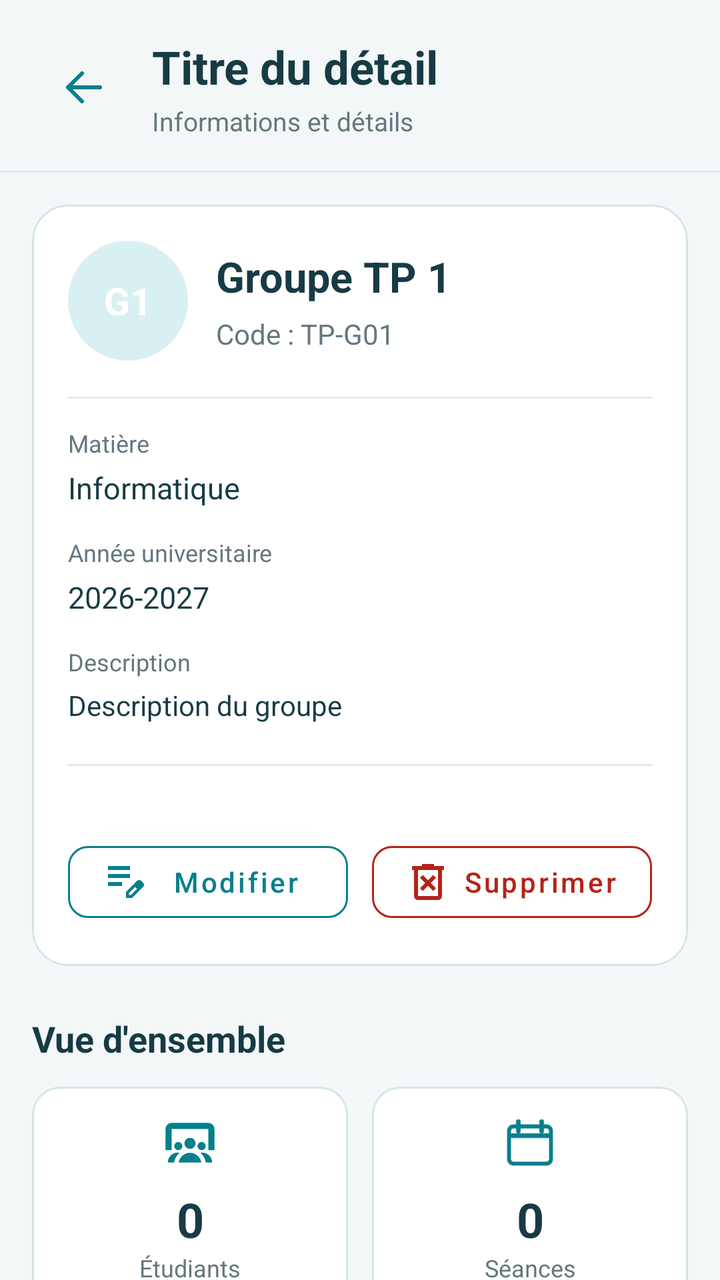
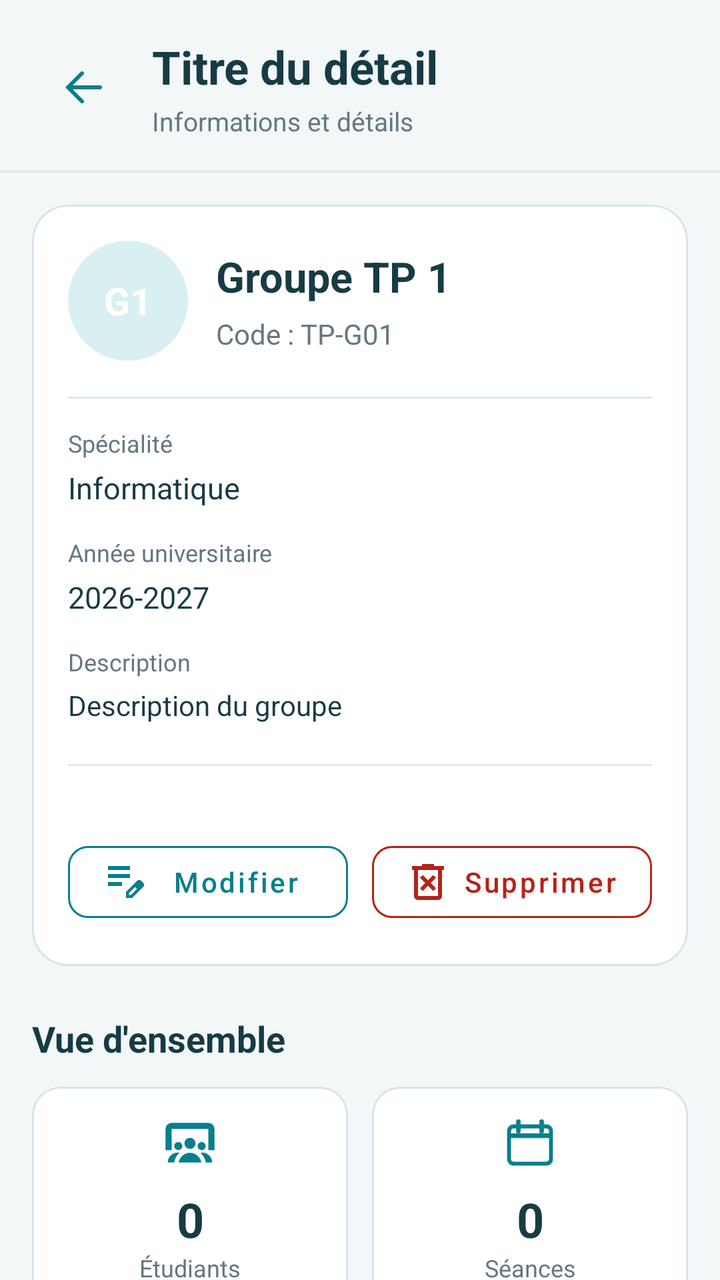

The first picture is an Android layout as it rendered before a commit; the second is the same layout after the commit. The layout source and the unified diff follow.
<!-- AndroidManifest.xml: application theme Theme.Praticum -->
<!-- res/layout/fragment_group_detail.xml -->
<?xml version="1.0" encoding="utf-8"?>
<LinearLayout
    xmlns:android="http://schemas.android.com/apk/res/android"
    xmlns:app="http://schemas.android.com/apk/res-auto"
    android:layout_width="match_parent"
    android:layout_height="match_parent"
    android:background="@color/screen_background"
    android:orientation="vertical">

    
    <include
        layout="@layout/layout_subscreen_header" />

    
    <ScrollView
        android:layout_width="match_parent"
        android:layout_height="0dp"
        android:layout_weight="1"
        android:background="@color/screen_background"
        android:fillViewport="false"
        android:clipToPadding="false"
        android:scrollbars="none">

        <LinearLayout
            android:layout_width="match_parent"
            android:layout_height="wrap_content"
            android:orientation="vertical"
            android:paddingStart="16dp"
            android:paddingTop="16dp"
            android:paddingEnd="16dp"
            android:paddingBottom="20dp">

            
            <com.google.android.material.card.MaterialCardView
                android:layout_width="match_parent"
                android:layout_height="wrap_content"
                app:cardBackgroundColor="@color/white"
                app:cardCornerRadius="18dp"
                app:cardElevation="0dp"
                app:strokeColor="@color/color_outline"
                app:strokeWidth="1dp">

                <LinearLayout
                    android:layout_width="match_parent"
                    android:layout_height="wrap_content"
                    android:orientation="vertical"
                    android:padding="18dp">

                    <LinearLayout
                        android:layout_width="match_parent"
                        android:layout_height="wrap_content"
                        android:gravity="center_vertical"
                        android:orientation="horizontal">

                        <TextView
                            android:id="@+id/tvGroupDetailInitials"
                            android:layout_width="60dp"
                            android:layout_height="60dp"
                            android:background="@drawable/bg_profile_circle"
                            android:gravity="center"
                            android:text="G1"
                            android:textColor="@color/white"
                            android:textSize="19sp"
                            android:textStyle="bold" />

                        <LinearLayout
                            android:layout_width="0dp"
                            android:layout_height="wrap_content"
                            android:layout_marginStart="14dp"
                            android:layout_weight="1"
                            android:orientation="vertical">

                            <TextView
                                android:id="@+id/tvGroupDetailName"
                                android:layout_width="match_parent"
                                android:layout_height="wrap_content"
                                android:text="Groupe TP 1"
                                android:textColor="@color/text_primary"
                                android:textSize="21sp"
                                android:textStyle="bold" />

                            <TextView
                                android:id="@+id/tvGroupDetailCode"
                                android:layout_width="match_parent"
                                android:layout_height="wrap_content"
                                android:layout_marginTop="5dp"
                                android:text="Code : TP-G01"
                                android:textColor="@color/text_secondary"
                                android:textSize="14sp" />

                        </LinearLayout>

                    </LinearLayout>

                    <View
                        android:layout_width="match_parent"
                        android:layout_height="1dp"
                        android:layout_marginTop="18dp"
                        android:layout_marginBottom="14dp"
                        android:background="@color/color_divider" />

                    <TextView
                        android:layout_width="match_parent"
                        android:layout_height="wrap_content"
                        android:text="Matière"
                        android:textColor="@color/text_secondary"
                        android:textSize="12sp" />

                    <TextView
                        android:id="@+id/tvGroupDetailSubject"
                        android:layout_width="match_parent"
                        android:layout_height="wrap_content"
                        android:layout_marginTop="4dp"
                        android:text="Informatique"
                        android:textColor="@color/text_primary"
                        android:textSize="15sp" />

                    <TextView
                        android:layout_width="match_parent"
                        android:layout_height="wrap_content"
                        android:layout_marginTop="14dp"
                        android:text="Année universitaire"
                        android:textColor="@color/text_secondary"
                        android:textSize="12sp" />

                    <TextView
                        android:id="@+id/tvGroupDetailAcademicYear"
                        android:layout_width="match_parent"
                        android:layout_height="wrap_content"
                        android:layout_marginTop="4dp"
                        android:text="2026-2027"
                        android:textColor="@color/text_primary"
                        android:textSize="15sp" />

                    <LinearLayout
                        android:id="@+id/layoutGroupDetailDescription"
                        android:layout_width="match_parent"
                        android:layout_height="wrap_content"
                        android:orientation="vertical">

                        <TextView
                            android:layout_width="match_parent"
                            android:layout_height="wrap_content"
                            android:layout_marginTop="14dp"
                            android:text="Description"
                            android:textColor="@color/text_secondary"
                            android:textSize="12sp" />

                        <TextView
                            android:id="@+id/tvGroupDetailDescription"
                            android:layout_width="match_parent"
                            android:layout_height="wrap_content"
                            android:layout_marginTop="4dp"
                            android:text="Description du groupe"
                            android:textColor="@color/text_primary"
                            android:textSize="14sp" />

                    </LinearLayout>

                    
                    <View
                        android:layout_width="match_parent"
                        android:layout_height="1dp"
                        android:layout_marginTop="20dp"
                        android:layout_marginBottom="16dp"
                        android:background="@color/color_divider" />


                    
                    <LinearLayout
                        android:layout_width="match_parent"
                        android:layout_height="wrap_content"
                        android:layout_marginTop="18dp"
                        android:orientation="horizontal"
                        android:gravity="center_vertical">

                        
                        <com.google.android.material.button.MaterialButton
                            android:id="@+id/btnEditGroupDetails"
                            style="@style/Widget.MaterialComponents.Button.OutlinedButton"
                            android:layout_width="0dp"
                            android:layout_height="wrap_content"
                            android:layout_weight="1"
                            android:layout_marginEnd="6dp"
                            android:minHeight="48dp"
                            android:text="Modifier"
                            android:textAllCaps="false"
                            android:textColor="@color/primary"
                            android:textSize="14sp"
                            app:cornerRadius="10dp"
                            app:icon="@drawable/ic_edit"
                            app:iconTint="@color/primary"
                            app:strokeColor="@color/primary" />

                        
                        <com.google.android.material.button.MaterialButton
                            android:id="@+id/btnDeleteGroupDetails"
                            style="@style/Widget.MaterialComponents.Button.OutlinedButton"
                            android:layout_width="0dp"
                            android:layout_height="wrap_content"
                            android:layout_weight="1"
                            android:layout_marginStart="6dp"
                            android:minHeight="48dp"
                            android:text="Supprimer"
                            android:textAllCaps="false"
                            android:textColor="#B42318"
                            android:textSize="14sp"
                            app:cornerRadius="10dp"
                            app:icon="@drawable/ic_delete"
                            app:iconTint="#B42318"
                            app:strokeColor="#B42318" />

                    </LinearLayout>

                </LinearLayout>

            </com.google.android.material.card.MaterialCardView>

            
            <TextView
                android:layout_width="match_parent"
                android:layout_height="wrap_content"
                android:layout_marginTop="24dp"
                android:layout_marginBottom="12dp"
                android:text="Vue d'ensemble"
                android:textColor="@color/text_primary"
                android:textSize="18sp"
                android:textStyle="bold" />

            <LinearLayout
                android:layout_width="match_parent"
                android:layout_height="wrap_content"
                android:orientation="horizontal">

                <com.google.android.material.card.MaterialCardView
                    android:layout_width="0dp"
                    android:layout_height="wrap_content"
                    android:layout_marginEnd="6dp"
                    android:layout_weight="1"
                    app:cardBackgroundColor="@color/white"
                    app:cardCornerRadius="14dp"
                    app:cardElevation="0dp"
                    app:strokeColor="@color/color_outline"
                    app:strokeWidth="1dp">

                    <LinearLayout
                        android:layout_width="match_parent"
                        android:layout_height="wrap_content"
                        android:gravity="center"
                        android:orientation="vertical"
                        android:padding="14dp">

                        <ImageView
                            android:layout_width="28dp"
                            android:layout_height="28dp"
                            android:contentDescription=" "
                            android:src="@drawable/ic_groups_24"
                            app:tint="@color/primary" />

                        <TextView
                            android:id="@+id/tvGroupDetailStudentCount"
                            android:layout_width="match_parent"
                            android:layout_height="wrap_content"
                            android:layout_marginTop="8dp"
                            android:gravity="center"
                            android:text="0"
                            android:textColor="@color/text_primary"
                            android:textSize="24sp"
                            android:textStyle="bold" />

                        <TextView
                            android:layout_width="match_parent"
                            android:layout_height="wrap_content"
                            android:gravity="center"
                            android:text="Étudiants"
                            android:textColor="@color/text_secondary"
                            android:textSize="12sp" />

                    </LinearLayout>

                </com.google.android.material.card.MaterialCardView>

                <com.google.android.material.card.MaterialCardView
                    android:layout_width="0dp"
                    android:layout_height="wrap_content"
                    android:layout_marginStart="6dp"
                    android:layout_weight="1"
                    app:cardBackgroundColor="@color/white"
                    app:cardCornerRadius="14dp"
                    app:cardElevation="0dp"
                    app:strokeColor="@color/color_outline"
                    app:strokeWidth="1dp">

                    <LinearLayout
                        android:layout_width="match_parent"
                        android:layout_height="wrap_content"
                        android:gravity="center"
                        android:orientation="vertical"
                        android:padding="14dp">

                        <ImageView
                            android:layout_width="28dp"
                            android:layout_height="28dp"
                            android:contentDescription=" "
                            android:src="@drawable/ic_calendar"
                            app:tint="@color/primary" />

                        <TextView
                            android:id="@+id/tvGroupDetailSessionCount"
                            android:layout_width="match_parent"
                            android:layout_height="wrap_content"
                            android:layout_marginTop="8dp"
                            android:gravity="center"
                            android:text="0"
                            android:textColor="@color/text_primary"
                            android:textSize="24sp"
                            android:textStyle="bold" />

                        <TextView
                            android:layout_width="match_parent"
                            android:layout_height="wrap_content"
                            android:gravity="center"
                            android:text="Séances"
                            android:textColor="@color/text_secondary"
                            android:textSize="12sp" />

                    </LinearLayout>

                </com.google.android.material.card.MaterialCardView>

            </LinearLayout>

            
            <com.google.android.material.card.MaterialCardView
                android:id="@+id/cardGroupDetailAttendance"
                android:layout_width="match_parent"
                android:layout_height="wrap_content"
                android:layout_marginTop="12dp"
                android:clickable="true"
                android:focusable="true"
                android:foreground="?attr/selectableItemBackground"
                app:cardBackgroundColor="@color/white"
                app:cardCornerRadius="14dp"
                app:cardElevation="0dp"
                app:strokeColor="@color/color_outline"
                app:strokeWidth="1dp">

                <LinearLayout
                    android:layout_width="match_parent"
                    android:layout_height="wrap_content"
                    android:gravity="center_vertical"
                    android:orientation="horizontal"
                    android:padding="16dp">

                    <ImageView
                        android:layout_width="42dp"
                        android:layout_height="42dp"
                        android:background="@drawable/bg_menu_selected"
                        android:contentDescription=" "
                        android:padding="10dp"
                        android:src="@drawable/ic_check_circle"
                        app:tint="@color/primary" />

                    <LinearLayout
                        android:layout_width="0dp"
                        android:layout_height="wrap_content"
                        android:layout_marginStart="12dp"
                        android:layout_weight="1"
                        android:orientation="vertical">

                        <TextView
                            android:layout_width="match_parent"
                            android:layout_height="wrap_content"
                            android:text="Suivi des présences"
                            android:textColor="@color/text_primary"
                            android:textSize="15sp"
                            android:textStyle="bold" />

                        <TextView
                            android:id="@+id/tvGroupDetailAttendanceStatus"
                            android:layout_width="match_parent"
                            android:layout_height="wrap_content"
                            android:layout_marginTop="4dp"
                            android:text="État des saisies à charger"
                            android:textColor="@color/text_secondary"
                            android:textSize="12sp" />

                    </LinearLayout>

                    <ImageView
                        android:layout_width="24dp"
                        android:layout_height="24dp"
                        android:contentDescription="Accéder aux présences"
                        android:src="@drawable/ic_chevron_right"
                        app:tint="@color/text_secondary" />

                </LinearLayout>

            </com.google.android.material.card.MaterialCardView>

            
            <TextView
                android:layout_width="match_parent"
                android:layout_height="wrap_content"
                android:layout_marginTop="24dp"
                android:layout_marginBottom="12dp"
                android:text="Accès rapides"
                android:textColor="@color/text_primary"
                android:textSize="18sp"
                android:textStyle="bold" />

            
            <com.google.android.material.card.MaterialCardView
                android:id="@+id/cardGroupDetailStudents"
                android:layout_width="match_parent"
                android:layout_height="wrap_content"
                android:layout_marginBottom="10dp"
                android:clickable="true"
                android:focusable="true"
                android:foreground="?attr/selectableItemBackground"
                app:cardBackgroundColor="@color/white"
                app:cardCornerRadius="14dp"
                app:cardElevation="0dp"
                app:strokeColor="@color/color_outline"
                app:strokeWidth="1dp">

                <LinearLayout
                    android:layout_width="match_parent"
                    android:layout_height="wrap_content"
                    android:gravity="center_vertical"
                    android:orientation="horizontal"
                    android:padding="16dp">

                    <ImageView
                        android:layout_width="42dp"
                        android:layout_height="42dp"
                        android:background="@drawable/bg_menu_selected"
                        android:contentDescription=" "
                        android:padding="10dp"
                        android:src="@drawable/ic_person"
                        app:tint="@color/primary" />

                    <LinearLayout
                        android:layout_width="0dp"
                        android:layout_height="wrap_content"
                        android:layout_marginStart="12dp"
                        android:layout_weight="1"
                        android:orientation="vertical">

                        <TextView
                            android:layout_width="match_parent"
                            android:layout_height="wrap_content"
                            android:text="Étudiants du groupe"
                            android:textColor="@color/text_primary"
                            android:textSize="15sp"
                            android:textStyle="bold" />

                        <TextView
                            android:layout_width="match_parent"
                            android:layout_height="wrap_content"
                            android:layout_marginTop="4dp"
                            android:text="Consulter la liste des étudiants"
                            android:textColor="@color/text_secondary"
                            android:textSize="12sp" />

                    </LinearLayout>

                    <ImageView
                        android:layout_width="24dp"
                        android:layout_height="24dp"
                        android:contentDescription="Ouvrir les étudiants"
                        android:src="@drawable/ic_chevron_right"
                        app:tint="@color/text_secondary" />

                </LinearLayout>

            </com.google.android.material.card.MaterialCardView>

            
            <com.google.android.material.card.MaterialCardView
                android:id="@+id/cardGroupDetailSessions"
                android:layout_width="match_parent"
                android:layout_height="wrap_content"
                android:layout_marginBottom="10dp"
                android:clickable="true"
                android:focusable="true"
                android:foreground="?attr/selectableItemBackground"
                app:cardBackgroundColor="@color/white"
                app:cardCornerRadius="14dp"
                app:cardElevation="0dp"
                app:strokeColor="@color/color_outline"
                app:strokeWidth="1dp">

                <LinearLayout
                    android:layout_width="match_parent"
                    android:layout_height="wrap_content"
                    android:gravity="center_vertical"
                    android:orientation="horizontal"
                    android:padding="16dp">

                    <ImageView
                        android:layout_width="42dp"
                        android:layout_height="42dp"
                        android:background="@drawable/bg_menu_selected"
                        android:contentDescription=" "
                        android:padding="10dp"
                        android:src="@drawable/ic_calendar"
                        app:tint="@color/primary" />

                    <LinearLayout
                        android:layout_width="0dp"
                        android:layout_height="wrap_content"
                        android:layout_marginStart="12dp"
                        android:layout_weight="1"
                        android:orientation="vertical">

                        <TextView
                            android:layout_width="match_parent"
                            android:layout_height="wrap_content"
                            android:text="Séances du groupe"
                            android:textColor="@color/text_primary"
                            android:textSize="15sp"
                            android:textStyle="bold" />

                        <TextView
                            android:layout_width="match_parent"
                            android:layout_height="wrap_content"
                            android:layout_marginTop="4dp"
                            android:text="Consulter les séances planifiées et réalisées"
                            android:textColor="@color/text_secondary"
                            android:textSize="12sp" />

                    </LinearLayout>

                    <ImageView
                        android:layout_width="24dp"
                        android:layout_height="24dp"
                        android:contentDescription="Ouvrir les séances"
                        android:src="@drawable/ic_chevron_right"
                        app:tint="@color/text_secondary" />

                </LinearLayout>

            </com.google.android.material.card.MaterialCardView>

            
            <com.google.android.material.card.MaterialCardView
                android:id="@+id/cardGroupDetailEvaluations"
                android:layout_width="match_parent"
                android:layout_height="wrap_content"
                android:layout_marginBottom="10dp"
                android:clickable="true"
                android:focusable="true"
                android:foreground="?attr/selectableItemBackground"
                app:cardBackgroundColor="@color/white"
                app:cardCornerRadius="14dp"
                app:cardElevation="0dp"
                app:strokeColor="@color/color_outline"
                app:strokeWidth="1dp">

                <LinearLayout
                    android:layout_width="match_parent"
                    android:layout_height="wrap_content"
                    android:gravity="center_vertical"
                    android:orientation="horizontal"
                    android:padding="16dp">

                    <ImageView
                        android:layout_width="42dp"
                        android:layout_height="42dp"
                        android:background="@drawable/bg_menu_selected"
                        android:contentDescription=" "
                        android:padding="10dp"
                        android:src="@drawable/ic_grade"
                        app:tint="@color/primary" />

                    <LinearLayout
                        android:layout_width="0dp"
                        android:layout_height="wrap_content"
                        android:layout_marginStart="12dp"
                        android:layout_weight="1"
                        android:orientation="vertical">

                        <TextView
                            android:layout_width="match_parent"
                            android:layout_height="wrap_content"
                            android:text="Évaluations du groupe"
                            android:textColor="@color/text_primary"
                            android:textSize="15sp"
                            android:textStyle="bold" />

                        <TextView
                            android:id="@+id/tvGroupDetailEvaluationCount"
                            android:layout_width="match_parent"
                            android:layout_height="wrap_content"
                            android:layout_marginTop="4dp"
                            android:text="Évaluations associées"
                            android:textColor="@color/text_secondary"
                            android:textSize="12sp" />

                    </LinearLayout>

                    <ImageView
                        android:layout_width="24dp"
                        android:layout_height="24dp"
                        android:contentDescription="Ouvrir les évaluations"
                        android:src="@drawable/ic_chevron_right"
                        app:tint="@color/text_secondary" />

                </LinearLayout>

            </com.google.android.material.card.MaterialCardView>

            
            <TextView
                android:id="@+id/tvGroupDetailNoEvaluations"
                android:layout_width="match_parent"
                android:layout_height="wrap_content"
                android:padding="12dp"
                android:text="Aucune évaluation associée à ce groupe."
                android:textColor="@color/text_secondary"
                android:textSize="13sp"
                android:visibility="gone" />

        </LinearLayout>

    </ScrollView>

</LinearLayout>
<!-- res/layout/layout_subscreen_header.xml (included above) -->
<?xml version="1.0" encoding="utf-8"?>
<LinearLayout
    xmlns:android="http://schemas.android.com/apk/res/android"
    xmlns:app="http://schemas.android.com/apk/res-auto"
    android:id="@+id/layoutDetailHeaderContainer"
    android:layout_width="match_parent"
    android:layout_height="wrap_content"
    android:orientation="vertical"
    android:background="@color/screen_background">

    
    <LinearLayout
        android:id="@+id/layoutSubscreenHeader"
        android:layout_width="match_parent"
        android:layout_height="wrap_content"
        android:gravity="center_vertical"
        android:orientation="horizontal"
        android:paddingStart="20dp"
        android:paddingTop="18dp"
        android:paddingEnd="20dp"
        android:paddingBottom="16dp">

        
        <ImageButton
            android:id="@+id/btnSubscreenHeaderBack"
            android:layout_width="44dp"
            android:layout_height="44dp"
            android:layout_marginEnd="12dp"
            android:background="?attr/selectableItemBackgroundBorderless"
            android:contentDescription="Retour"
            android:padding="10dp"
            android:src="@drawable/ic_arrow_back"
            app:tint="@color/primary" />

        
        <LinearLayout
            android:id="@+id/layoutSubscreenHeaderTitles"
            android:layout_width="0dp"
            android:layout_height="wrap_content"
            android:layout_weight="1"
            android:orientation="vertical">

            <TextView
                android:id="@+id/tvSubscreenHeaderTitle"
                android:layout_width="match_parent"
                android:layout_height="wrap_content"
                android:ellipsize="end"
                android:maxLines="1"
                android:text="Titre du détail"
                android:textColor="@color/text_primary"
                android:textSize="23sp"
                android:textStyle="bold" />

            <TextView
                android:id="@+id/tvSubscreenHeaderSubtitle"
                android:layout_width="match_parent"
                android:layout_height="wrap_content"
                android:layout_marginTop="3dp"
                android:ellipsize="end"
                android:maxLines="1"
                android:text="Informations et détails"
                android:textColor="@color/text_secondary"
                android:textSize="13sp" />

        </LinearLayout>

    </LinearLayout>

    
    <View
        android:id="@+id/viewSubscreenHeaderDivider"
        android:layout_width="match_parent"
        android:layout_height="1dp"
        android:background="@color/color_divider" />

</LinearLayout>
<!-- resources referenced by this layout -->
<resources>
  <color name="color_divider">#DFE9EB</color>
  <color name="color_outline">#D6E4E7</color>
  <color name="primary">#087F8C</color>
  <color name="screen_background">#F3F7F8</color>
  <color name="text_primary">#173B45</color>
  <color name="text_secondary">#647780</color>
  <color name="white">#FFFFFF</color>
  <!-- drawable bg_menu_selected (drawable) -->
  <?xml version="1.0" encoding="utf-8"?>
  <shape xmlns:android="http://schemas.android.com/apk/res/android"
      android:shape="rectangle">
      <solid android:color="@color/color_info_container" />
      <corners android:radius="12dp" />
  </shape>
  <!-- drawable bg_profile_circle (drawable) -->
  <?xml version="1.0" encoding="utf-8"?>
  <shape xmlns:android="http://schemas.android.com/apk/res/android"
      android:shape="oval">
      <solid android:color="@color/color_info_container" />
  </shape>
  <!-- drawable ic_arrow_back (drawable) -->
  <vector xmlns:android="http://schemas.android.com/apk/res/android"
      android:width="24dp"
      android:height="24dp"
      android:viewportWidth="24"
      android:viewportHeight="24">
  
      <path
          android:fillColor="#173B45"
          android:pathData="M20,12 L4,12 M4,12 L11,5 M4,12 L11,19"
          android:strokeColor="#173B45"
          android:strokeWidth="2"
          android:strokeLineCap="round"
          android:strokeLineJoin="round" />
  </vector>
  <!-- drawable ic_chevron_right (drawable) -->
  <vector xmlns:android="http://schemas.android.com/apk/res/android"
      android:width="24dp"
      android:height="24dp"
      android:viewportWidth="24"
      android:viewportHeight="24">
  
      <path
          android:pathData="M9,18l6,-6 -6,-6"
          android:fillColor="@android:color/transparent"
          android:strokeColor="#647780"
          android:strokeWidth="2"
          android:strokeLineCap="round"
          android:strokeLineJoin="round" />
  </vector>
  <!-- drawable ic_grade (drawable) -->
  <?xml version="1.0" encoding="utf-8"?>
  <vector xmlns:android="http://schemas.android.com/apk/res/android"
      android:width="24dp"
      android:height="24dp"
      android:viewportWidth="24"
      android:viewportHeight="24">
  
      <path
          android:fillColor="@android:color/transparent"
          android:strokeColor="#087F8C"
          android:strokeWidth="1.8"
          android:strokeLineCap="round"
          android:strokeLineJoin="round"
          android:pathData="M12,3 L14.8,8.7 L21,9.6 L16.5,14 L17.6,20.2 L12,17.2 L6.4,20.2 L7.5,14 L3,9.6 L9.2,8.7 Z" />
  
  </vector>
  <!-- drawable ic_person (drawable) -->
  <?xml version="1.0" encoding="utf-8"?>
  <vector xmlns:android="http://schemas.android.com/apk/res/android"
      android:width="24dp"
      android:height="24dp"
      android:viewportWidth="24"
      android:viewportHeight="24">
  
      <path
          android:fillColor="#087F8C"
          android:pathData="M12,12c2.21,0 4,-1.79 4,-4s-1.79,-4 -4,-4 -4,1.79 -4,4 1.79,4 4,4z" />
  
      <path
          android:fillColor="#087F8C"
          android:pathData="M12,14c-3.87,0 -7,2.01 -7,4.5V21h14v-2.5c0,-2.49 -3.13,-4.5 -7,-4.5z" />
  
  </vector>
  <style name="Theme.Praticum" parent="Theme.MaterialComponents.DayNight.NoActionBar">
  
          
          <item name="colorPrimary">@color/primary</item>
          <item name="colorPrimaryVariant">@color/primary_dark</item>
          <item name="colorSecondary">@color/secondary</item>
  
  
          
          <item name="android:enforceNavigationBarContrast">false</item>
  
  
          
          
          <item name="android:statusBarColor">@android:color/transparent</item>
          <item name="android:navigationBarColor">@android:color/transparent</item>
          <item name="android:windowLightStatusBar">false</item>
          <item name="android:windowLightNavigationBar">true</item>
  
  
      </style>
  <color name="color_info_container">#D9F0F2</color>
  <color name="primary_dark">#075E66</color>
  <color name="secondary">#159AA5</color>
  <!-- unchanged entries left out for length: 5 -->
</resources>

<!-- the commit's change to res/layout/fragment_group_detail.xml (unified diff, before → after) -->
@@ -102,7 +102,7 @@
                     <TextView
                         android:layout_width="match_parent"
                         android:layout_height="wrap_content"
-                        android:text="Matière"
+                        android:text="Spécialité"
                         android:textColor="@color/text_secondary"
                         android:textSize="12sp" />
 
